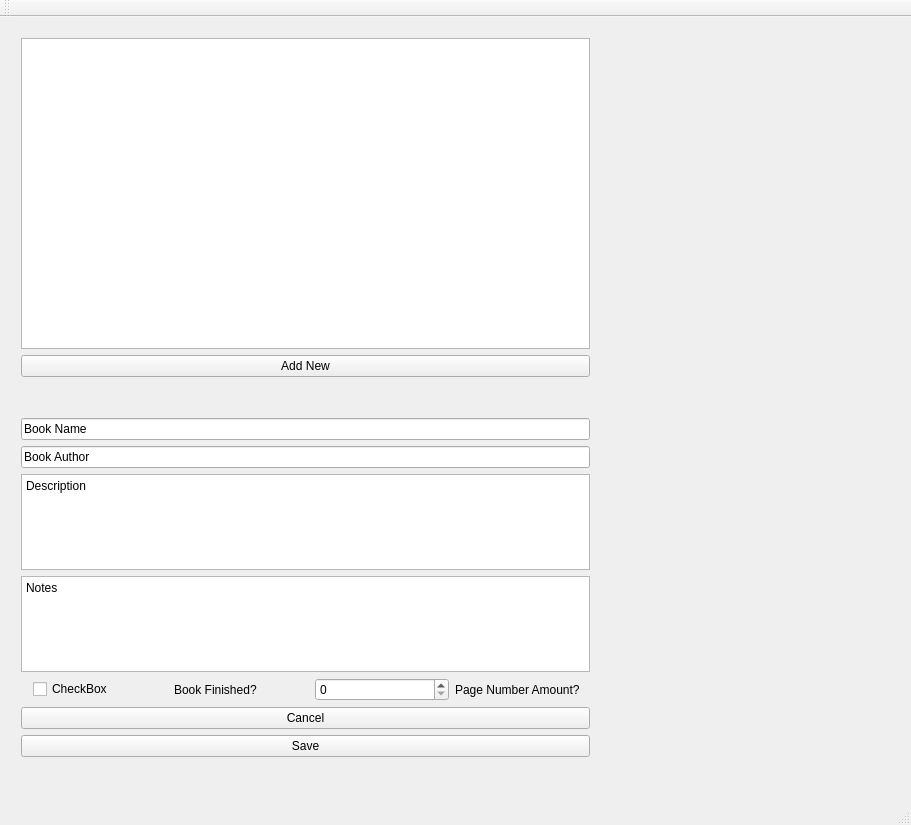
Old version of the form main/src/bookjournal.ui in the repository najir/Readify.
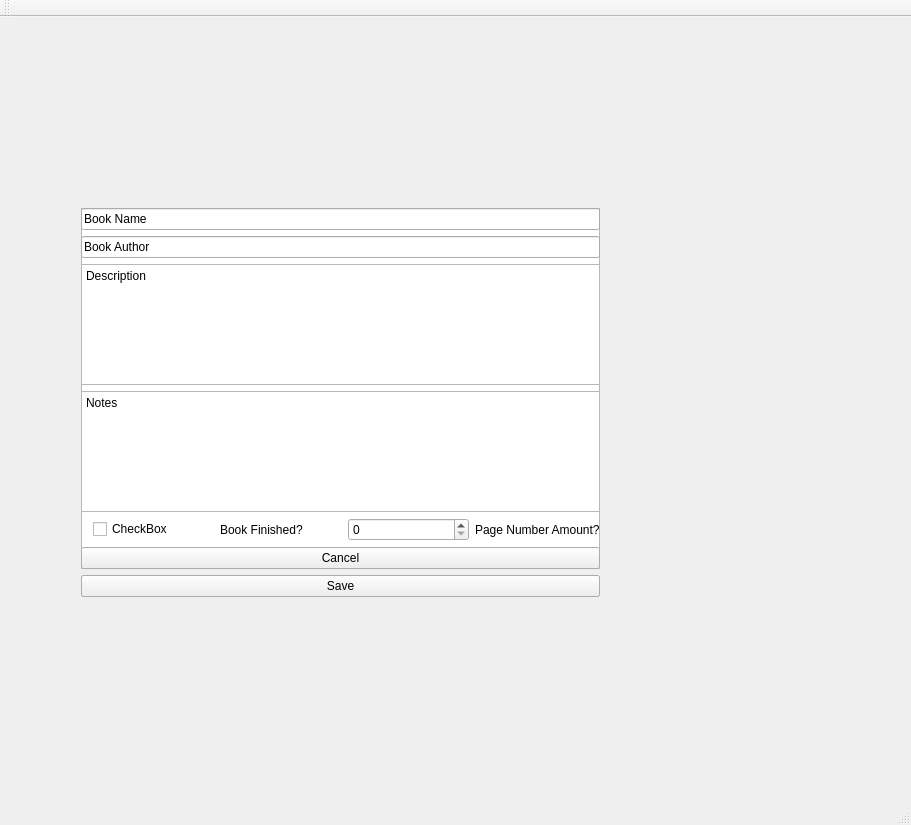
New version of the form.

The edit to the form file:
```diff
--- a/main/src/bookjournal.ui
+++ b/main/src/bookjournal.ui
@@ -17,10 +17,10 @@
    <widget class="QWidget" name="widgetPage" native="true">
     <property name="geometry">
      <rect>
-      <x>10</x>
-      <y>390</y>
+      <x>50</x>
+      <y>150</y>
       <width>601</width>
-      <height>371</height>
+      <height>451</height>
      </rect>
     </property>
     <property name="autoFillBackground">
@@ -29,10 +29,10 @@
     <widget class="QWidget" name="verticalLayoutWidget_2">
      <property name="geometry">
       <rect>
-       <x>0</x>
-       <y>0</y>
-       <width>591</width>
-       <height>361</height>
+       <x>20</x>
+       <y>30</y>
+       <width>541</width>
+       <height>411</height>
       </rect>
      </property>
      <layout class="QVBoxLayout" name="verticalLayoutPage">
@@ -139,19 +139,19 @@
    <widget class="QWidget" name="widgetMain" native="true">
     <property name="geometry">
      <rect>
-      <x>10</x>
-      <y>10</y>
-      <width>591</width>
-      <height>371</height>
+      <x>50</x>
+      <y>150</y>
+      <width>601</width>
+      <height>461</height>
      </rect>
     </property>
     <widget class="QWidget" name="verticalLayoutWidget">
      <property name="geometry">
       <rect>
-       <x>0</x>
-       <y>0</y>
-       <width>591</width>
-       <height>361</height>
+       <x>20</x>
+       <y>30</y>
+       <width>541</width>
+       <height>411</height>
       </rect>
      </property>
      <layout class="QVBoxLayout" name="verticalLayoutMain">
@@ -168,6 +168,8 @@
      </layout>
     </widget>
    </widget>
+   <zorder>widgetMain</zorder>
+   <zorder>widgetPage</zorder>
   </widget>
   <widget class="QMenuBar" name="menuBar">
    <property name="enabled">
```
